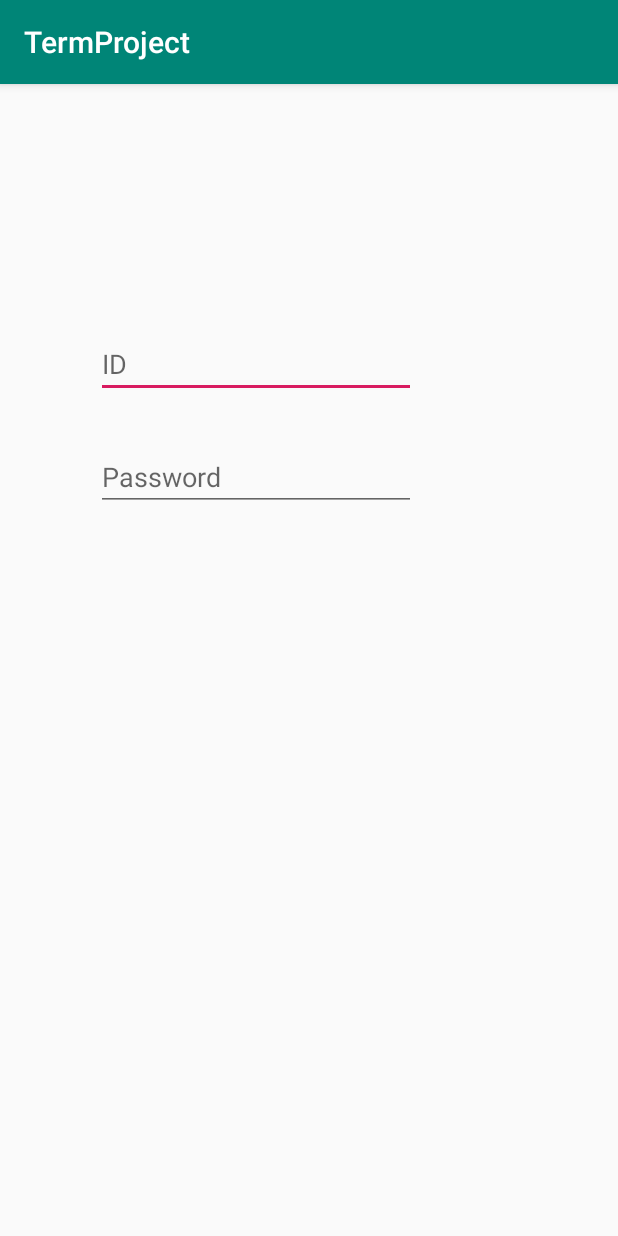
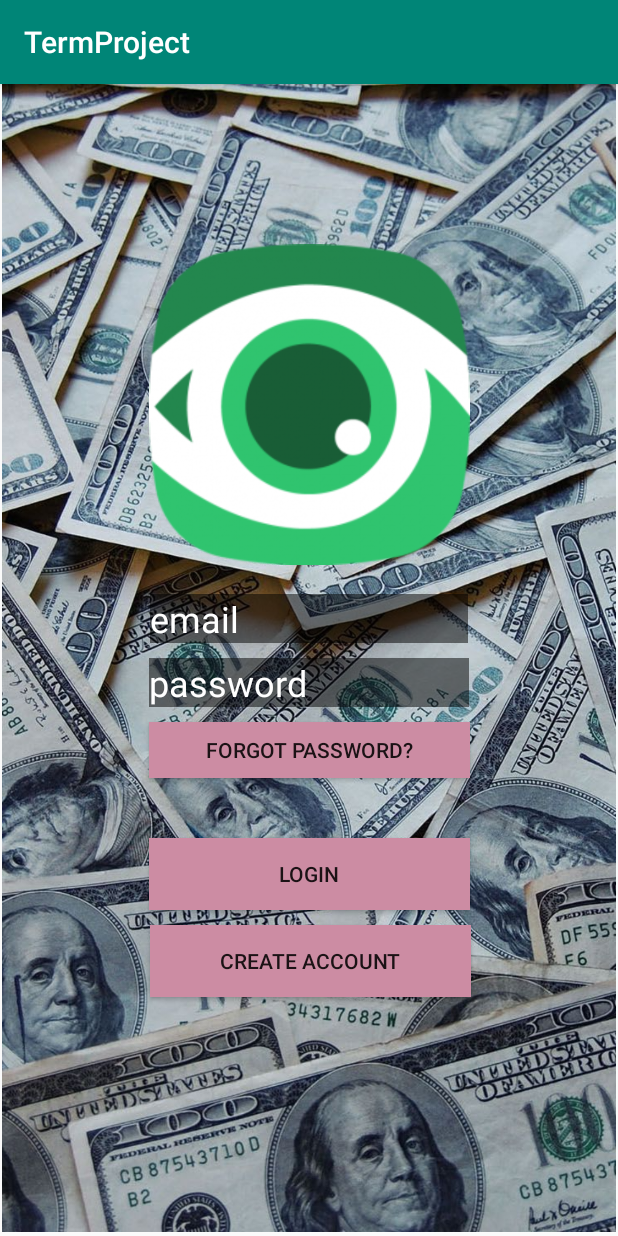
Before and after one commit to MinNamgung/Team2TermProject, an Android app: the screen it shows after launch (MainActivity), on a phone screen of 412 x 824 dp. Run offline under Robolectric (Android 15) with nearby library versions, the phone set to English and light mode, and no system bars.

Commit message:
GIT Testing

```diff
--- a/app/build.gradle
+++ b/app/build.gradle
@@ -25,4 +25,5 @@ dependencies {
     testImplementation 'junit:junit:4.12'
     androidTestImplementation 'com.android.support.test:runner:1.0.2'
     androidTestImplementation 'com.android.support.test.espresso:espresso-core:3.0.2'
+    implementation 'com.android.support:design:28.0.0'
 }
--- a/app/src/main/res/layout/activity_main.xml
+++ b/app/src/main/res/layout/activity_main.xml
@@ -6,27 +6,104 @@
     android:layout_height="match_parent"
     tools:context=".MainActivity">
 
+    <ImageView
+        android:id="@+id/imageView2"
+        android:layout_width="wrap_content"
+        android:layout_height="765dp"
+        app:layout_constraintEnd_toEndOf="parent"
+        app:layout_constraintStart_toStartOf="parent"
+        app:layout_constraintTop_toTopOf="parent"
+        app:srcCompat="@drawable/backgroundImg" />
+
     <EditText
         android:id="@+id/LoginID"
-        android:layout_width="wrap_content"
+        android:layout_width="212dp"
         android:layout_height="wrap_content"
-        android:layout_marginStart="64dp"
-        android:layout_marginTop="164dp"
+        android:layout_marginStart="100dp"
+        android:layout_marginTop="340dp"
+        android:layout_marginEnd="100dp"
+        android:layout_marginBottom="10dp"
+        android:background="@color/inputColorLog"
         android:ems="10"
-        android:hint="ID"
+        android:hint="@string/eamailInputHint"
         android:inputType="textPersonName"
+        android:textColor="@color/textColorLog"
+        android:textColorHint="@color/textColorLog"
+        android:textSize="24sp"
+        app:layout_constraintBottom_toTopOf="@+id/LoginPWD"
+        app:layout_constraintEnd_toEndOf="parent"
+        app:layout_constraintHorizontal_bias="1.0"
         app:layout_constraintStart_toStartOf="parent"
         app:layout_constraintTop_toTopOf="parent" />
 
     <EditText
         android:id="@+id/LoginPWD"
-        android:layout_width="wrap_content"
+        android:layout_width="213dp"
         android:layout_height="wrap_content"
-        android:layout_marginStart="64dp"
-        android:layout_marginTop="30dp"
+        android:layout_marginStart="100dp"
+        android:layout_marginTop="10dp"
+        android:layout_marginEnd="100dp"
+        android:background="@color/inputColorLog"
         android:ems="10"
-        android:hint="Password"
+        android:hint="@string/passwordInputHint"
         android:inputType="textPassword"
+        android:textColor="@color/textColorLog"
+        android:textColorHint="@color/textColorLog"
+        android:textSize="24sp"
+        app:layout_constraintEnd_toEndOf="parent"
         app:layout_constraintStart_toStartOf="parent"
         app:layout_constraintTop_toBottomOf="@+id/LoginID" />
+
+    <Button
+        android:id="@+id/fgtPasswordBtn"
+        android:layout_width="214dp"
+        android:layout_height="37dp"
+        android:layout_marginStart="100dp"
+        android:layout_marginTop="10dp"
+        android:layout_marginEnd="100dp"
+        android:background="@color/buttonColorLog"
+        android:text="@string/fgtPswBtnTxt"
+        app:layout_constraintEnd_toEndOf="parent"
+        app:layout_constraintStart_toStartOf="parent"
+        app:layout_constraintTop_toBottomOf="@+id/LoginPWD" />
+
+    <Button
+        android:id="@+id/loginBtn"
+        android:layout_width="214dp"
+        android:layout_height="wrap_content"
+        android:layout_marginStart="100dp"
+        android:layout_marginTop="40dp"
+        android:layout_marginEnd="100dp"
+        android:background="@color/buttonColorLog"
+        android:text="@string/lginBtnTxt"
+        app:layout_constraintEnd_toEndOf="parent"
+        app:layout_constraintStart_toStartOf="parent"
+        app:layout_constraintTop_toBottomOf="@+id/fgtPasswordBtn" />
+
+    <Button
+        android:id="@+id/pswdBtn"
+        android:layout_width="214dp"
+        android:layout_height="wrap_content"
+        android:layout_marginStart="100dp"
+        android:layout_marginTop="10dp"
+        android:layout_marginEnd="100dp"
+        android:background="@color/buttonColorLog"
+        android:text="@string/CrtAccntBtnTxt"
+        app:layout_constraintEnd_toEndOf="parent"
+        app:layout_constraintHorizontal_bias="0.333"
+        app:layout_constraintStart_toStartOf="parent"
+        app:layout_constraintTop_toBottomOf="@+id/loginBtn" />
+
+    <ImageView
+        android:id="@+id/imageView"
+        android:layout_width="214dp"
+        android:layout_height="227dp"
+        android:layout_marginStart="100dp"
+        android:layout_marginTop="100dp"
+        android:layout_marginEnd="100dp"
+        app:layout_constraintEnd_toEndOf="parent"
+        app:layout_constraintStart_toStartOf="parent"
+        app:layout_constraintTop_toTopOf="parent"
+        app:srcCompat="@drawable/logInIcon" />
+
 </android.support.constraint.ConstraintLayout>
--- a/app/src/main/res/values/colors.xml
+++ b/app/src/main/res/values/colors.xml
@@ -3,4 +3,16 @@
     <color name="colorPrimary">#008577</color>
     <color name="colorPrimaryDark">#00574B</color>
     <color name="colorAccent">#D81B60</color>
+
+    <!-- New default colors -->
+    <color name="colorPrimary2">#2e0085</color>
+    <color name="colorPrimaryDark2">#1e0057</color>
+    <color name="colorAccent2">#d81b60</color>
+
+    <!-- Login activity  -->
+    <color name="backColorLog">#d5bfff</color>
+    <color name="inputColorLog">#80000000</color>
+    <color name="buttonColorLog">#CC8CA3</color>
+    <color name="textColorLog">#FFFFFF</color>
+
 </resources>
--- a/app/src/main/res/values/strings.xml
+++ b/app/src/main/res/values/strings.xml
@@ -1,3 +1,12 @@
 <resources>
     <string name="app_name">TermProject</string>
+
+    <!-- Log in Activity-->
+    <string name="eamailInputHint">email</string>
+    <string name="passwordInputHint">password</string>
+
+    <string name="fgtPswBtnTxt">Forgot Password?</string>
+    <string name="lginBtnTxt">Login</string>
+    <string name="CrtAccntBtnTxt">Create Account</string>
+
 </resources>
```
Also changed, not shown: app/src/main/res/drawable-v24/backgroundImg.jpg (added), app/src/main/res/drawable-v24/logInIcon.png (added).
